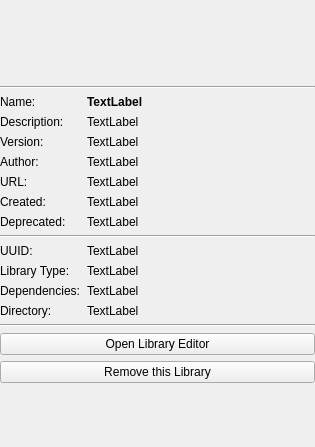
First picture: the form in libs/librepcb/librarymanager/libraryinfowidget.ui, repository LibrePCB/LibrePCB, before the edit.
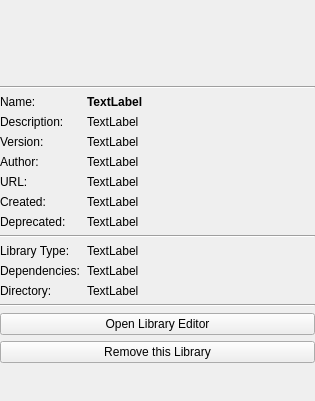
Second picture: the form after the edit.

```diff
--- a/libs/librepcb/librarymanager/libraryinfowidget.ui
+++ b/libs/librepcb/librarymanager/libraryinfowidget.ui
@@ -7,7 +7,7 @@
     <x>0</x>
     <y>0</y>
     <width>315</width>
-    <height>447</height>
+    <height>401</height>
    </rect>
   </property>
   <property name="windowTitle">
@@ -199,30 +199,13 @@
       </widget>
      </item>
      <item row="8" column="0">
-      <widget class="QLabel" name="label_9">
-       <property name="text">
-        <string>UUID:</string>
-       </property>
-      </widget>
-     </item>
-     <item row="8" column="1">
-      <widget class="QLabel" name="lblUuid">
-       <property name="text">
-        <string notr="true">TextLabel</string>
-       </property>
-       <property name="textInteractionFlags">
-        <set>Qt::LinksAccessibleByMouse|Qt::TextSelectableByMouse</set>
-       </property>
-      </widget>
-     </item>
-     <item row="9" column="0">
       <widget class="QLabel" name="label_12">
        <property name="text">
         <string>Library Type:</string>
        </property>
       </widget>
      </item>
-     <item row="9" column="1">
+     <item row="8" column="1">
       <widget class="QLabel" name="lblLibType">
        <property name="text">
         <string notr="true">TextLabel</string>
@@ -232,7 +215,7 @@
        </property>
       </widget>
      </item>
-     <item row="10" column="0">
+     <item row="9" column="0">
       <widget class="QLabel" name="label_10">
        <property name="text">
         <string>Dependencies:</string>
@@ -242,7 +225,7 @@
        </property>
       </widget>
      </item>
-     <item row="10" column="1">
+     <item row="9" column="1">
       <widget class="QLabel" name="lblDependencies">
        <property name="text">
         <string notr="true">TextLabel</string>
@@ -252,14 +235,14 @@
        </property>
       </widget>
      </item>
-     <item row="11" column="0">
+     <item row="10" column="0">
       <widget class="QLabel" name="label_11">
        <property name="text">
         <string>Directory:</string>
        </property>
       </widget>
      </item>
-     <item row="11" column="1">
+     <item row="10" column="1">
       <widget class="QLabel" name="lblDirectory">
        <property name="text">
         <string notr="true">TextLabel</string>
@@ -275,21 +258,21 @@
        </property>
       </widget>
      </item>
-     <item row="12" column="0" colspan="2">
+     <item row="11" column="0" colspan="2">
       <widget class="Line" name="line_3">
        <property name="orientation">
         <enum>Qt::Horizontal</enum>
        </property>
       </widget>
      </item>
-     <item row="13" column="0" colspan="2">
+     <item row="12" column="0" colspan="2">
       <widget class="QPushButton" name="btnOpenLibraryEditor">
        <property name="text">
         <string>Open Library Editor</string>
        </property>
       </widget>
      </item>
-     <item row="14" column="0" colspan="2">
+     <item row="13" column="0" colspan="2">
       <widget class="QPushButton" name="btnRemove">
        <property name="text">
         <string>Remove this Library</string>
```
